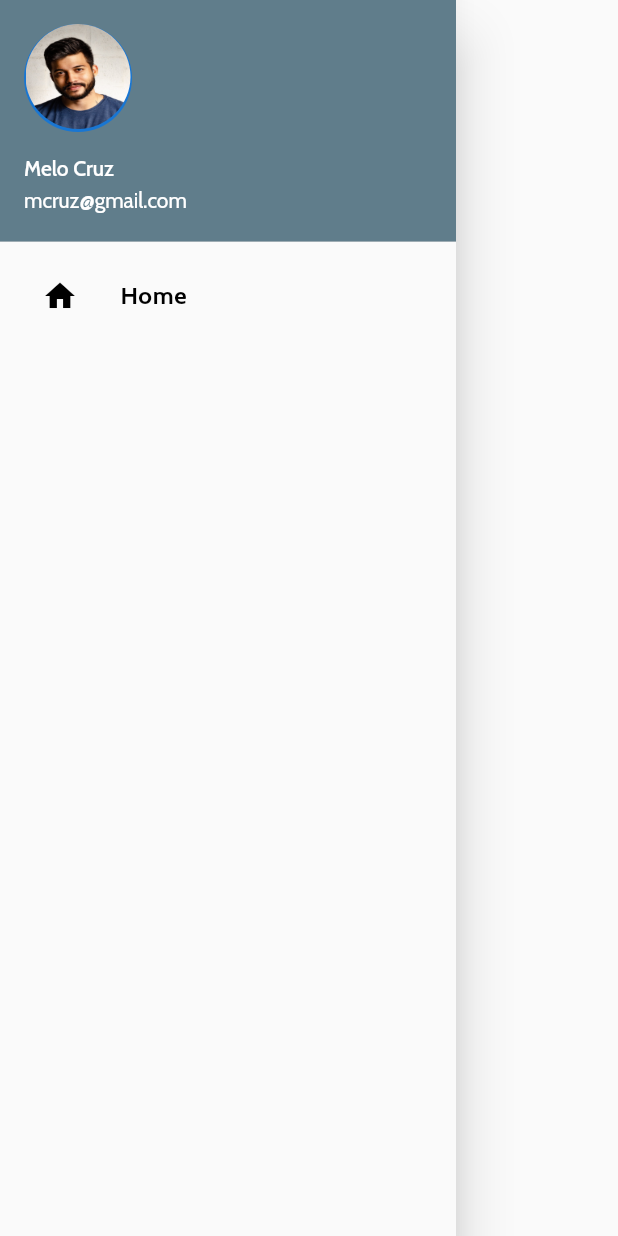
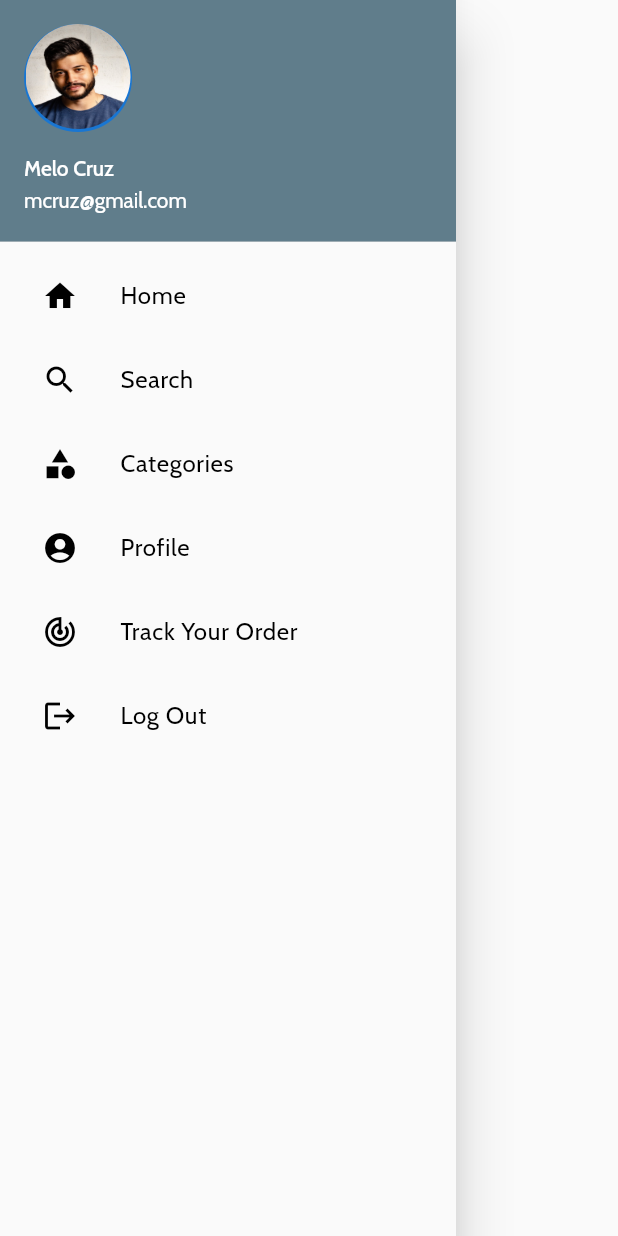
Before and after one commit to alu-rwa-prog-1/mini-project-1-iwanjo, a Flutter app: the NavigateDrawer widget shown alone on an empty page, opened directly, on a phone screen of 412 x 824 dp. Run offline on Flutter 3.47's test engine with Material 2 defaults, Android fonts, the phone set to English and light mode, and no system bars; our stand-ins replace google_fonts.

Commit message:
Added all 6 drawer icons

```diff
--- a/ALU_RWA_MiniProject1_Wk3/lib/Home.dart
+++ b/ALU_RWA_MiniProject1_Wk3/lib/Home.dart
@@ -111,10 +111,72 @@ class _NavigateDrawerState extends State<NavigateDrawer> {
             ),
             title: Text(
               'Home',
-              style: GoogleFonts.cabin(
-                  color: Colors.black,
-                  letterSpacing: .5,
-                  fontWeight: FontWeight.bold),
+              style: GoogleFonts.cabin(color: Colors.black, letterSpacing: .5),
+            ),
+            onTap: () {},
+          ),
+          ListTile(
+            leading: new IconButton(
+              icon: new Icon(
+                Icons.search,
+                color: Colors.black,
+              ),
+            ),
+            title: Text(
+              'Search',
+              style: GoogleFonts.cabin(color: Colors.black, letterSpacing: .5),
+            ),
+            onTap: () {},
+          ),
+          ListTile(
+            leading: new IconButton(
+              icon: new Icon(
+                Icons.category,
+                color: Colors.black,
+              ),
+            ),
+            title: Text(
+              'Categories',
+              style: GoogleFonts.cabin(color: Colors.black, letterSpacing: .5),
+            ),
+            onTap: () {},
+          ),
+          ListTile(
+            leading: new IconButton(
+              icon: new Icon(
+                Icons.account_circle,
+                color: Colors.black,
+              ),
+            ),
+            title: Text(
+              'Profile',
+              style: GoogleFonts.cabin(color: Colors.black, letterSpacing: .5),
+            ),
+            onTap: () {},
+          ),
+          ListTile(
+            leading: new IconButton(
+              icon: new Icon(
+                Icons.track_changes,
+                color: Colors.black,
+              ),
+            ),
+            title: Text(
+              'Track Your Order',
+              style: GoogleFonts.cabin(color: Colors.black, letterSpacing: .5),
+            ),
+            onTap: () {},
+          ),
+          ListTile(
+            leading: new IconButton(
+              icon: new Icon(
+                Icons.logout,
+                color: Colors.black,
+              ),
+            ),
+            title: Text(
+              'Log Out',
+              style: GoogleFonts.cabin(color: Colors.black, letterSpacing: .5),
             ),
             onTap: () {},
           ),
```
